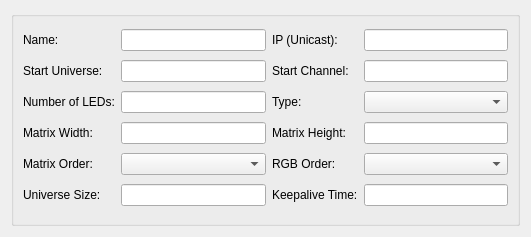
Qt form qt/ManualDevicesSettingsPage/E131SettingsEntry/E131SettingsEntry.ui (CalcProgrammer1/OpenRGB) before a commit.
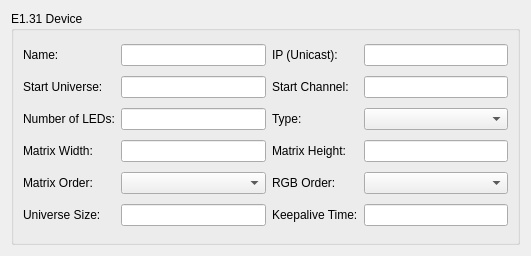
The same form after that commit.

Commit message: Add device entry titles

What changed in the file:
```diff
--- a/qt/ManualDevicesSettingsPage/E131SettingsEntry/E131SettingsEntry.ui
+++ b/qt/ManualDevicesSettingsPage/E131SettingsEntry/E131SettingsEntry.ui
@@ -7,7 +7,7 @@
     <x>0</x>
     <y>0</y>
     <width>531</width>
-    <height>237</height>
+    <height>256</height>
    </rect>
   </property>
   <property name="sizePolicy">
@@ -23,7 +23,7 @@
    <item row="1" column="0" colspan="2">
     <widget class="QGroupBox" name="groupBox">
      <property name="title">
-      <string/>
+      <string>E1.31 Device</string>
      </property>
      <layout class="QGridLayout" name="gridLayout_2">
       <item row="2" column="5">
```
The commit also changes 12 other files.
